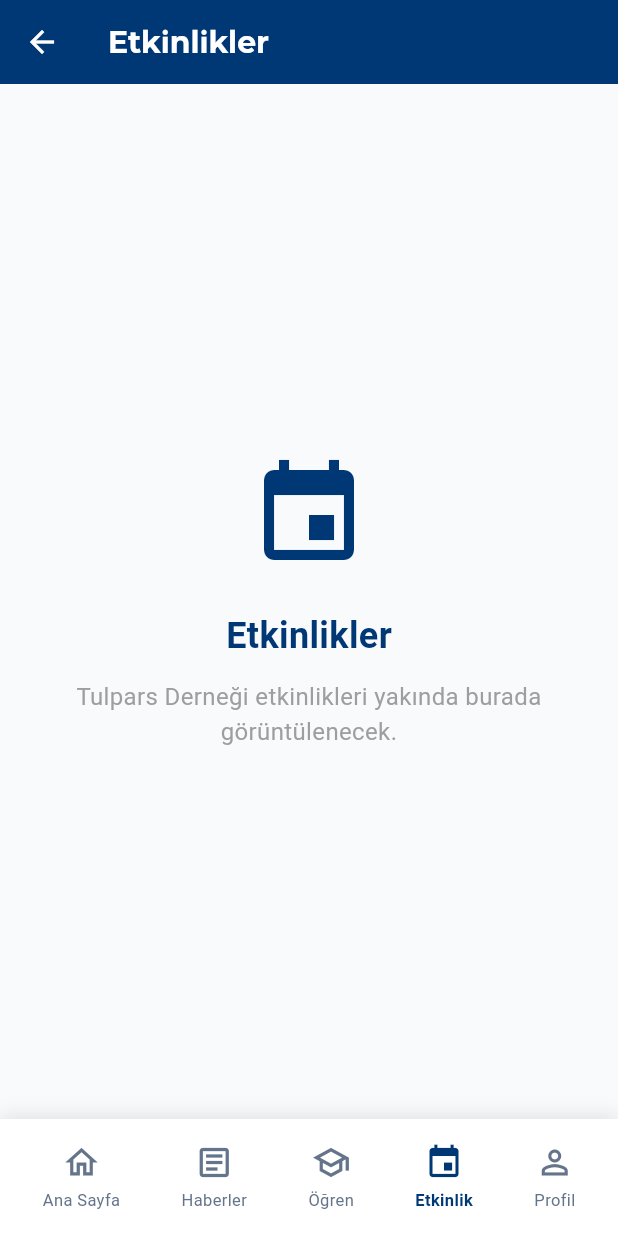
After one commit to tolgaolgunsoy1/Tulpars-App, a Flutter app: the EventsScreen screen opened by its route, on a phone screen of 412 x 824 dp. The commit adds this screen. Run offline on Flutter 3.47's test engine with Material 3 defaults, Android fonts, the phone set to English and light mode, and no system bars; our stand-ins replace cached_network_image, cloud_firestore, connectivity_plus, dio, equatable, firebase_auth and 14 more; accounts and stored records are empty; project files that could hold a hidden picture were left out.

Commit message:
🔧 Fix: Update navigation labels - Events instead of Sports, remove incorrect youth sports club reference

```diff
--- a/lib/main.dart
+++ b/lib/main.dart
@@ -29,6 +29,7 @@ import 'presentation/screens/profile/association_profile_screen.dart';
 import 'presentation/screens/profile/profile_wrapper.dart';
 import 'presentation/screens/settings/settings_screen.dart';
 import 'presentation/screens/sports/sports_screen.dart';
+import 'presentation/screens/events/events_screen.dart';
 import 'presentation/screens/auth/login_screen.dart';
 import 'presentation/screens/onboarding/onboarding_screen.dart';
 import 'presentation/screens/splash/splash_screen.dart';
@@ -308,6 +309,10 @@ class _TulparsAppState extends State<TulparsApp> with WidgetsBindingObserver {
             builder: (context, state) => const SportsScreen(),
           ),
           GoRoute(
+            path: '/events',
+            builder: (context, state) => const EventsScreen(),
+          ),
+          GoRoute(
             path: '/education',
             builder: (context, state) => const EducationScreen(),
           ),
--- /dev/null
+++ b/lib/presentation/screens/events/events_screen.dart
@@ -0,0 +1,69 @@
+import 'package:flutter/material.dart';
+import 'package:go_router/go_router.dart';
+
+class EventsScreen extends StatefulWidget {
+  const EventsScreen({super.key});
+
+  @override
+  State<EventsScreen> createState() => _EventsScreenState();
+}
+
+class _EventsScreenState extends State<EventsScreen> {
+  static const _primaryColor = Color(0xFF003875);
+  static const _backgroundColor = Color(0xFFF8FAFC);
+
+  @override
+  Widget build(BuildContext context) {
+    return Scaffold(
+      backgroundColor: _backgroundColor,
+      appBar: AppBar(
+        title: const Text(
+          'Etkinlikler',
+          style: TextStyle(
+            color: Colors.white,
+            fontWeight: FontWeight.bold,
+          ),
+        ),
+        backgroundColor: _primaryColor,
+        elevation: 0,
+        leading: IconButton(
+          icon: const Icon(Icons.arrow_back, color: Colors.white),
+          onPressed: () => context.go('/main'),
+        ),
+      ),
+      body: const Center(
+        child: Column(
+          mainAxisAlignment: MainAxisAlignment.center,
+          children: [
+            Icon(
+              Icons.event,
+              size: 80,
+              color: _primaryColor,
+            ),
+            SizedBox(height: 24),
+            Text(
+              'Etkinlikler',
+              style: TextStyle(
+                fontSize: 24,
+                fontWeight: FontWeight.bold,
+                color: _primaryColor,
+              ),
+            ),
+            SizedBox(height: 12),
+            Padding(
+              padding: EdgeInsets.symmetric(horizontal: 48),
+              child: Text(
+                'Tulpars Derneği etkinlikleri yakında burada görüntülenecek.',
+                textAlign: TextAlign.center,
+                style: TextStyle(
+                  fontSize: 16,
+                  color: Colors.grey,
+                ),
+              ),
+            ),
+          ],
+        ),
+      ),
+    );
+  }
+}
--- a/lib/presentation/screens/home/home_screen.dart
+++ b/lib/presentation/screens/home/home_screen.dart
@@ -31,7 +31,7 @@ class _HomeScreenState extends State<HomeScreen> {
       '/main': 0,
       '/news': 1,
       '/education': 2,
-      '/sports': 3,
+      '/events': 3,
       '/profile': 4,
     };
     return routeIndexMap[location] ?? 0;
@@ -998,10 +998,10 @@ class _HomeScreenState extends State<HomeScreen> {
   Widget _buildQuickLinks() {
     final links = [
       const _QuickLink(
-        icon: Icons.sports_basketball,
-        label: 'Spor',
+        icon: Icons.event,
+        label: 'Etkinlik',
         color: _primaryColor,
-        route: '/sports',
+        route: '/events',
       ),
       const _QuickLink(
         icon: Icons.school,
@@ -1090,7 +1090,7 @@ class _HomeScreenState extends State<HomeScreen> {
                 selectedIcon: Icons.event,
                 label: 'Etkinlik',
                 index: 3,
-                route: '/sports',
+                route: '/events',
                 isSelected: selectedIndex == 3,
               ),
               _NavItem(
@@ -1163,11 +1163,11 @@ class _HomeScreenState extends State<HomeScreen> {
                   },
                 ),
                 _DrawerItem(
-                  icon: Icons.sports_basketball_outlined,
-                  title: 'Gençlik Spor Kulübü',
+                  icon: Icons.event_outlined,
+                  title: 'Etkinlikler',
                   onTap: () {
                     Navigator.pop(context);
-                    context.go('/sports');
+                    context.go('/events');
                   },
                 ),
                 _DrawerItem(
```
